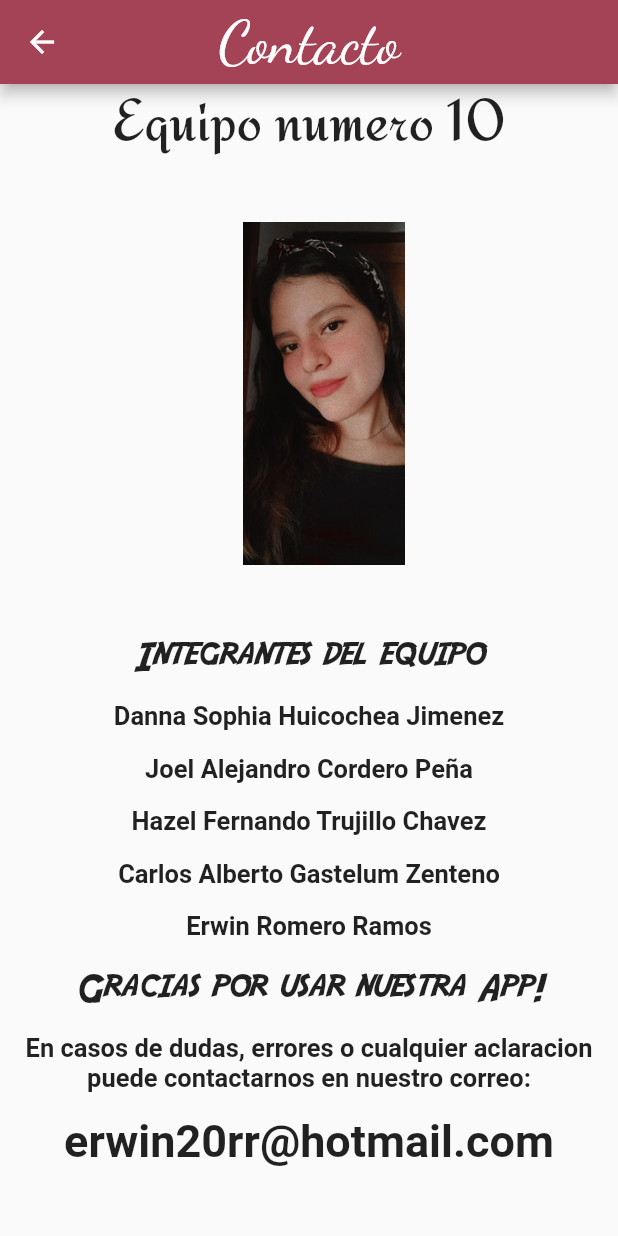
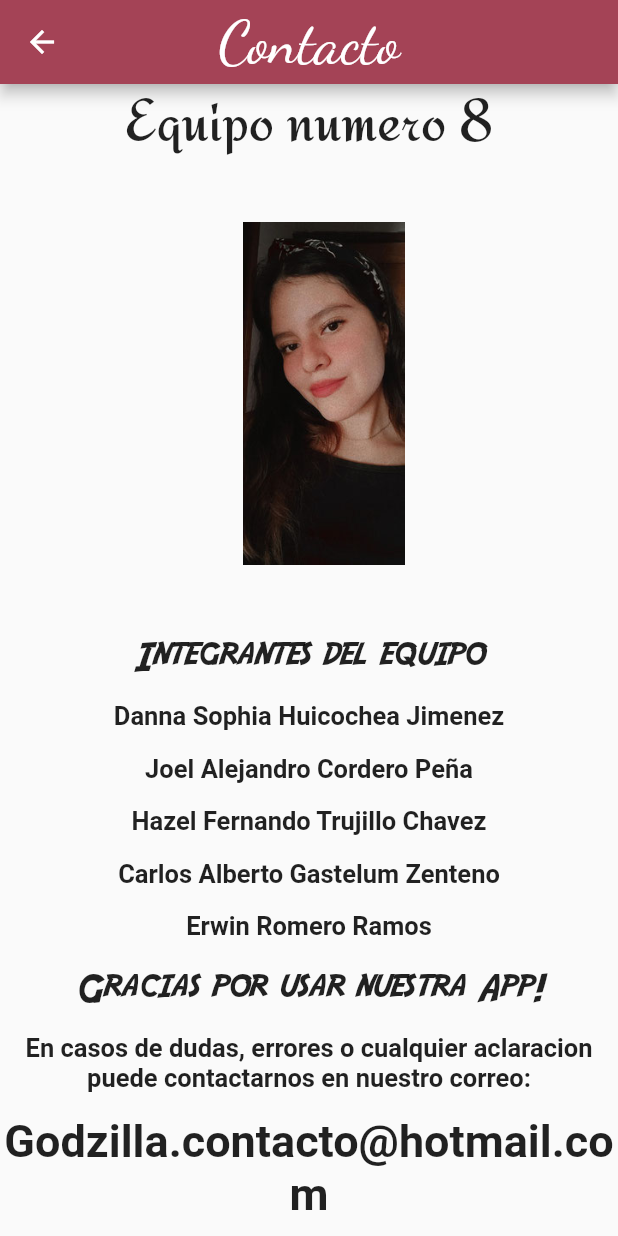
Before and after one commit to gpjrr/Puebleando, a Flutter app: the Contacto screen opened by its route, on a phone screen of 412 x 824 dp. Run offline on Flutter 3.47's test engine with Material 2 defaults, Android fonts, the phone set to English and light mode, and no system bars; our stand-ins replace flutter_spinkit, photo_view; statements that could not run were skipped.

Commit message:
yaa ahora si

```diff
--- a/lib/Contacto.dart
+++ b/lib/Contacto.dart
@@ -38,7 +38,7 @@
         child: ListView(
           children: <Widget>[
             Text(
-              "Equipo numero 10",
+              "Equipo numero 8",
               style: TextStyle(
                   fontSize: 40,
                   fontFamily: 'Redressed-Regular'
@@ -148,7 +148,7 @@
             ),
             SizedBox( height: betw, width: betw, ),
             Text(
-              'erwin20rr@hotmail.com',
+              'Godzilla.contacto@hotmail.com',
               style: TextStyle(
                 fontSize: 30,
                 fontWeight: FontWeight.bold,
```
